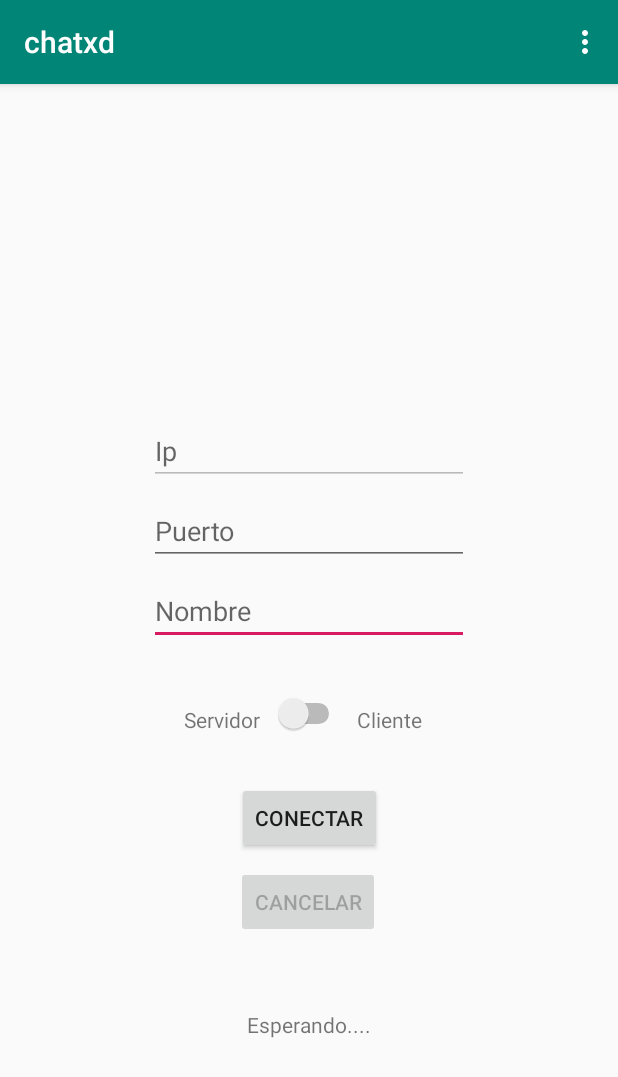
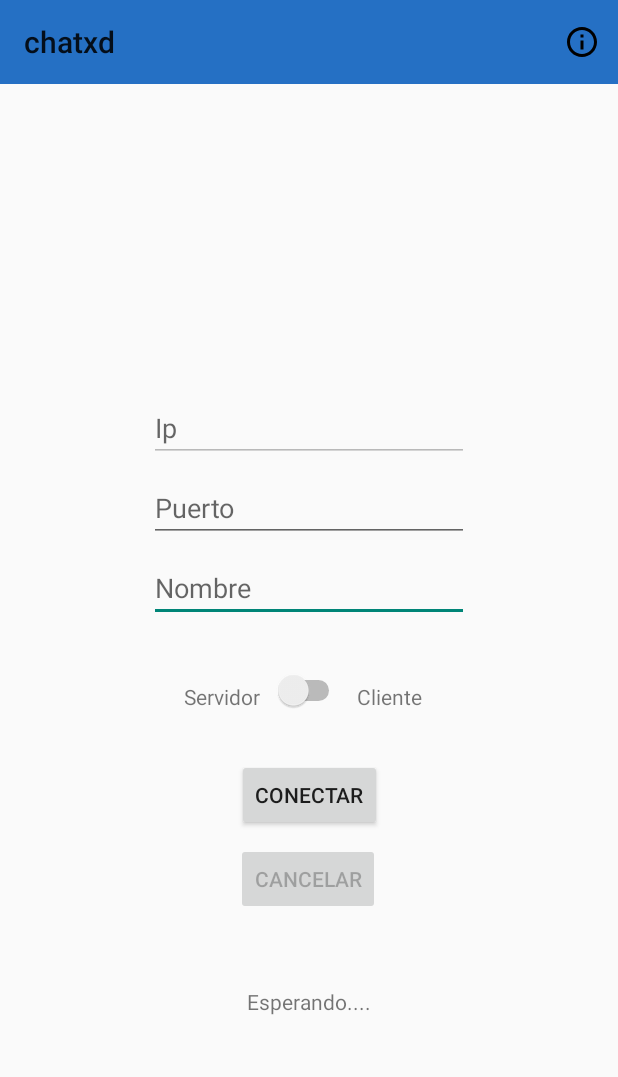
Before and after one commit to 0xBroom/chatxdV1, an Android app: the screen it shows after launch (ConfigActivity), on a phone screen of 412 x 824 dp. Shown: the top 1077 px of the screen. Run offline under Robolectric (Android 15) with nearby library versions, the phone set to English and light mode, and no system bars.

Commit message:
Added info button on toolbar.

```diff
--- a/app/src/main/AndroidManifest.xml
+++ b/app/src/main/AndroidManifest.xml
@@ -8,7 +8,8 @@
         android:label="@string/app_name"
         android:roundIcon="@mipmap/ic_launcher_round"
         android:supportsRtl="true"
-        android:theme="@style/AppTheme">
+        android:theme="@style/Theme.AppCompat.Light.NoActionBar">
+
         <activity android:name=".AboutActivity"></activity>
         <activity android:name=".ChatActivity" />
         <activity android:name=".ConfigActivity">
--- a/app/src/main/java/es/fempa/estebanescobar/chatxd/ConfigActivity.java
+++ b/app/src/main/java/es/fempa/estebanescobar/chatxd/ConfigActivity.java
@@ -4,6 +4,7 @@
 package es.fempa.estebanescobar.chatxd;
 
 import androidx.appcompat.app.AppCompatActivity;
+import androidx.appcompat.widget.Toolbar;
 
 import android.os.Bundle;
 import android.view.Menu;
@@ -13,6 +14,7 @@ import android.widget.Button;
 import android.widget.EditText;
 import android.widget.Switch;
 import android.widget.TextView;
+import android.widget.Toast;
 
 import java.io.IOException;
 
@@ -25,7 +27,8 @@ public class ConfigActivity extends AppCompatActivity {
     private Hilos h;
     private Button btnConn;
     private Button btnCancel;
-    static final private int ID_MENU_SETTINGS = Menu.FIRST;
+    private Toolbar mTopToolbar;
+    //static final private int ID_MENU_SETTINGS = Menu.FIRST;
 
     @Override
     protected void onCreate(Bundle savedInstanceState) {
@@ -39,9 +42,35 @@ public class ConfigActivity extends AppCompatActivity {
         btnConn = findViewById(R.id.btnConn);
         btnCancel = findViewById(R.id.btnCancel);
         h = new Hilos(this);
+
+        mTopToolbar = (Toolbar) findViewById(R.id.my_toolbar);
+        setSupportActionBar(mTopToolbar);
     }
 
     @Override
+    public boolean onCreateOptionsMenu(Menu menu) {
+        // Inflate the menu; this adds items to the action bar if it is present.
+        getMenuInflater().inflate(R.menu.menu_main, menu);
+        return true;
+    }
+
+    @Override
+    public boolean onOptionsItemSelected(MenuItem item) {
+        // Handle action bar item clicks here. The action bar will
+        // automatically handle clicks on the Home/Up button, so long
+        // as you specify a parent activity in AndroidManifest.xml.
+        int id = item.getItemId();
+
+        //noinspection SimplifiableIfStatement
+        if (id == R.id.action_info) {
+            Toast.makeText(this, "Action clicked", Toast.LENGTH_LONG).show();
+            return true;
+        }
+
+        return super.onOptionsItemSelected(item);
+    }
+
+    /*@Override
     public boolean onCreateOptionsMenu(Menu menu) {
         super.onCreateOptionsMenu(menu);
         int groupId = 0;
@@ -50,7 +79,7 @@ public class ConfigActivity extends AppCompatActivity {
         String menuItemText = "Settings";
         MenuItem menuItem = menu.add(groupId, menuItemId, menuItemOrder, menuItemText);
         return true;
-    }
+    }*/
 
     public void onClickConnect(View v){
         if(s.isChecked() && validateInputs(true)){
--- /dev/null
+++ b/app/src/main/res/drawable/infor.xml
@@ -0,0 +1,9 @@
+<vector xmlns:android="http://schemas.android.com/apk/res/android"
+        android:width="24dp"
+        android:height="24dp"
+        android:viewportWidth="24.0"
+        android:viewportHeight="24.0">
+    <path
+        android:fillColor="#FF000000"
+        android:pathData="M11,17h2v-6h-2v6zM12,2C6.48,2 2,6.48 2,12s4.48,10 10,10 10,-4.48 10,-10S17.52,2 12,2zM12,20c-4.41,0 -8,-3.59 -8,-8s3.59,-8 8,-8 8,3.59 8,8 -3.59,8 -8,8zM11,9h2L13,7h-2v2z"/>
+</vector>
--- a/app/src/main/res/layout/activity_config.xml
+++ b/app/src/main/res/layout/activity_config.xml
@@ -5,6 +5,7 @@
     android:layout_width="match_parent"
     android:layout_height="match_parent"
     tools:context=".ConfigActivity">
+
 
     <Button
         android:id="@+id/btnConn"
@@ -108,4 +109,35 @@
         app:layout_constraintStart_toStartOf="parent"
         app:layout_constraintTop_toTopOf="parent"
         app:layout_constraintVertical_bias="0.724" />
+
+    <!--android.support.v7.widget.Toolbar
+        android:id="@+id/my_toolbar"
+        style="@style/HeaderBar"
+        android:layout_width="match_parent"
+        android:layout_height="?attr/actionBarSize"
+        android:elevation="4dp"
+        app:layout_constraintTop_toTopOf="parent"
+        app:popupTheme="@style/ActionBarPopupThemeOverlay"
+        app:theme="@style/ActionBarThemeOverlay"
+        tools:layout_editor_absoluteX="16dp" /-->
+
+    <androidx.appcompat.widget.Toolbar
+        android:id="@+id/my_toolbar"
+        android:layout_width="match_parent"
+        android:layout_height="?attr/actionBarSize"
+        android:background="#2570c4"
+        android:minHeight="?attr/actionBarSize"
+        android:theme="?attr/actionBarTheme"
+        app:layout_constraintTop_toTopOf="parent"
+        app:popupTheme="@style/ThemeOverlay.AppCompat.Light" />
+
+    <!--androidx.appcompat.widget.Toolbar
+        android:id="@+id/toolbar3"
+        android:layout_width="409dp"
+        android:layout_height="wrap_content"
+        android:background="?attr/colorPrimary"
+        android:minHeight="?attr/actionBarSize"
+        android:theme="?attr/actionBarTheme"
+        tools:layout_editor_absoluteX="1dp"
+        tools:layout_editor_absoluteY="125dp" /-->
 </androidx.constraintlayout.widget.ConstraintLayout>
--- /dev/null
+++ b/app/src/main/res/menu/menu_main.xml
@@ -0,0 +1,15 @@
+<?xml version="1.0" encoding="utf-8"?>
+<menu xmlns:android="http://schemas.android.com/apk/res/android"
+    xmlns:app="http://schemas.android.com/apk/res-auto"
+    xmlns:tools="http://schemas.android.com/tools"
+    tools:context=".ConfigActivity">
+
+    <item
+        android:id="@+id/action_info"
+        android:icon="@drawable/infor"
+        android:title="@string/info"
+        app:showAsAction="ifRoom"/>
+
+
+
+</menu>
--- a/app/src/main/res/values/strings.xml
+++ b/app/src/main/res/values/strings.xml
@@ -7,4 +7,5 @@
     <string name="server">Servidor</string>
     <string name="client">Cliente</string>
     <string name="cancel">Cancelar</string>
+    <string name="info">Acerca de</string>
 </resources>
--- a/app/src/main/res/values/styles.xml
+++ b/app/src/main/res/values/styles.xml
@@ -8,4 +8,8 @@
         <item name="colorAccent">@color/colorAccent</item>
     </style>
 
+    <style name="HeaderBar">
+        <item name="android:background">#303F9F</item>
+    </style>
+
 </resources>
```
Also changed, not shown: 1 other file.
